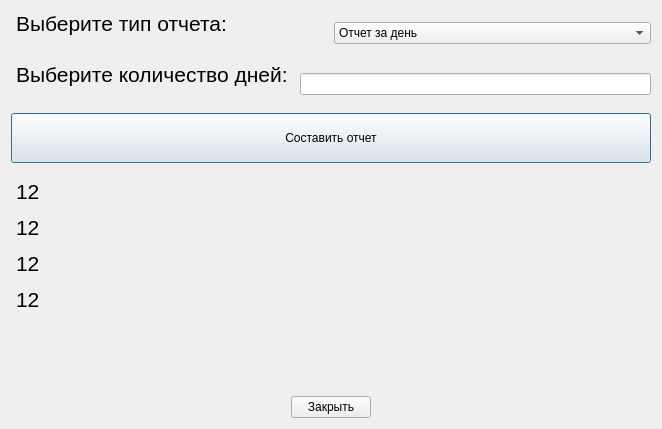
kamicute2/control_system, file System/report.ui: the form before one commit.
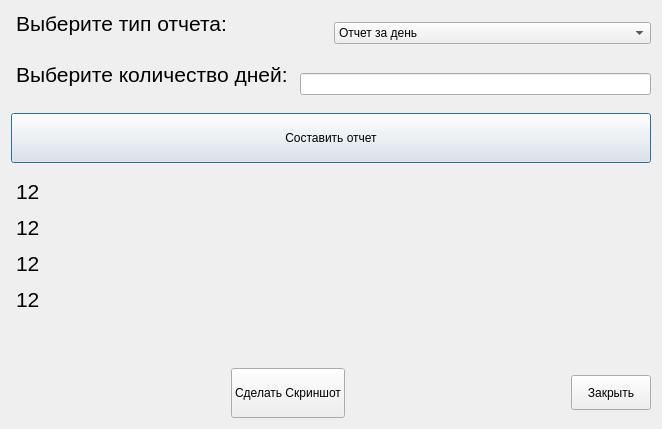
The form after the commit.

The edit to the form file:
```diff
--- a/System/report.ui
+++ b/System/report.ui
@@ -205,26 +205,51 @@
        </property>
       </spacer>
      </item>
+     <item>
+      <widget class="QPushButton" name="pushButton_2">
+       <property name="sizePolicy">
+        <sizepolicy hsizetype="Minimum" vsizetype="Fixed">
+         <horstretch>0</horstretch>
+         <verstretch>30</verstretch>
+        </sizepolicy>
+       </property>
+       <property name="minimumSize">
+        <size>
+         <width>0</width>
+         <height>50</height>
+        </size>
+       </property>
+       <property name="text">
+        <string>Сделать Скриншот</string>
+       </property>
+      </widget>
+     </item>
+     <item>
+      <spacer name="horizontalSpacer_2">
+       <property name="orientation">
+        <enum>Qt::Horizontal</enum>
+       </property>
+       <property name="sizeHint" stdset="0">
+        <size>
+         <width>40</width>
+         <height>20</height>
+        </size>
+       </property>
+      </spacer>
+     </item>
      <item>
       <widget class="QPushButton" name="pushButton_3">
+       <property name="minimumSize">
+        <size>
+         <width>0</width>
+         <height>35</height>
+        </size>
+       </property>
        <property name="text">
         <string>Закрыть</string>
        </property>
       </widget>
      </item>
-     <item>
-      <spacer name="horizontalSpacer_2">
-       <property name="orientation">
-        <enum>Qt::Horizontal</enum>
-       </property>
-       <property name="sizeHint" stdset="0">
-        <size>
-         <width>40</width>
-         <height>20</height>
-        </size>
-       </property>
-      </spacer>
-     </item>
     </layout>
    </item>
   </layout>
```
Left out of the diff: 2 changed lines with no effect on the pictures.
